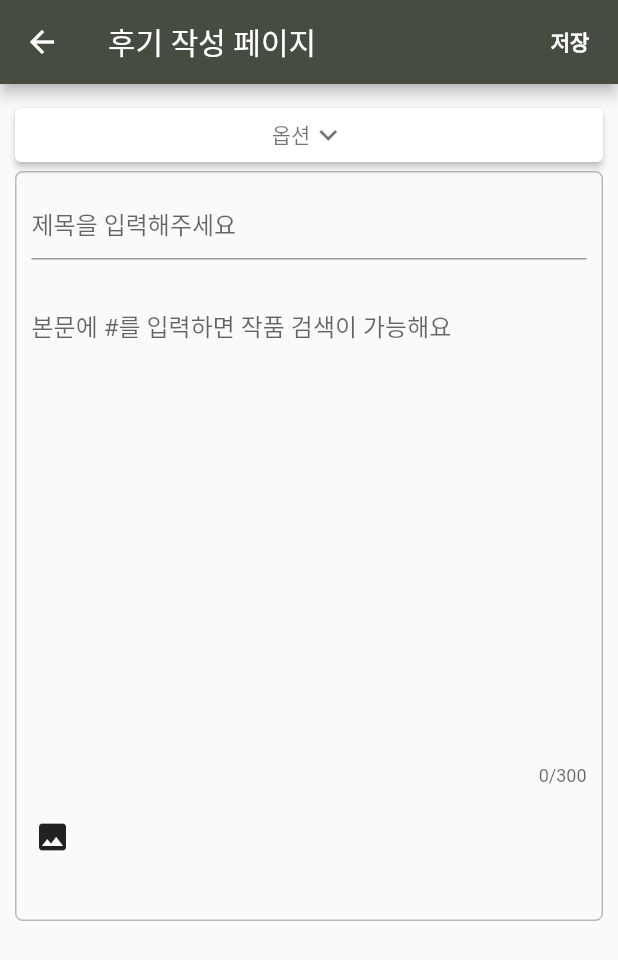
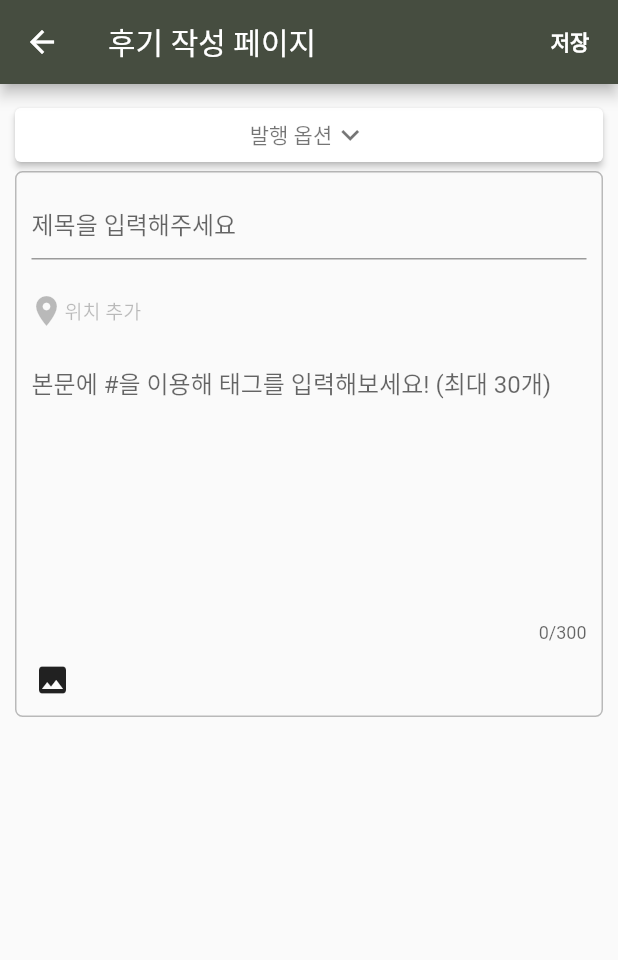
Before and after one commit to chg1179/Flutter_exhibition, a Flutter app: the screen it shows after launch, item 4 of the bottom bar chosen, after a tap on the "post add" icon, on a phone screen of 412 x 824 dp. Shown: the top 960 px of the screen. Run offline on Flutter 3.47's test engine with Material 2 defaults, Android fonts, the phone set to English and light mode, and no system bars; our stand-ins replace cloud_firestore, firebase_auth, firebase_core; accounts and stored records are empty.

Commit message:
review commit hj

```diff
--- a/lib/review/edit_add.dart
+++ b/lib/review/edit_add.dart
@@ -12,6 +12,8 @@ class ReViewEdit extends StatefulWidget {
 class _ReViewEditState extends State<ReViewEdit> {
   final _titleCtr = TextEditingController();
   final _contentCtr = TextEditingController();
+  bool _isPublic = false;
+
 
   // 후기 등록
   void _addReview() async{
@@ -46,62 +48,10 @@ class _ReViewEditState extends State<ReViewEdit> {
 
   }
 
-  // 리뷰 등록
-  _addReviewWidget(){
-    return Container(
-      height: 500,
-      decoration: BoxDecoration(
-        border: Border.all(
-          color: Colors.black26,
-          width: 1,
-        ),
-        borderRadius: BorderRadius.circular(5)
-      ),
-      child: Column(
-        children: [
-
-          // title
-          Padding(
-            padding: const EdgeInsets.all(10.0),
-            child: TextField(
-              controller: _titleCtr,
-              decoration: InputDecoration(
-                hintText: '제목을 입력해주세요',
-              ),
-            ),
-          ),
-
-          // content
-          Padding(
-            padding: const EdgeInsets.all(10.0),
-            child: TextField(
-              maxLines: 15,
-              maxLength: 300,
-              controller: _contentCtr,
-              decoration: InputDecoration(
-                hintText:
-                '본문에 #를 입력하면 작품 검색이 가능해요',
-                border: InputBorder.none
-              ),
-            ),
-          ),
-
-          // image
-          Container(
-            alignment: Alignment.bottomLeft,
-            child: IconButton(
-                onPressed: (){},
-                icon: Icon(Icons.image)
-            ),
-          )
-        ],
-      ),
-    );
-  }
-
   @override
   Widget build(BuildContext context) {
     return Scaffold(
+      resizeToAvoidBottomInset: true,
       appBar: AppBar(
         title: Text('후기 작성 페이지'),
         actions: [
@@ -116,13 +66,11 @@ class _ReViewEditState extends State<ReViewEdit> {
         child: Column(
           children:[
             ElevatedButton(
-              onPressed: (){
-
-              },
+              onPressed: _selectBar,
               child: Row(
                 mainAxisAlignment: MainAxisAlignment.center,
                 children: [
-                  Text('옵션', style: TextStyle(color: Colors.black54),),
+                  Text('발행 옵션', style: TextStyle(color: Colors.black54),),
                   Icon(Icons.expand_more, color: Colors.black54,)
                 ],
               ),
@@ -138,4 +86,113 @@ class _ReViewEditState extends State<ReViewEdit> {
       ),
     );
   }
+
+  // 리뷰 등록
+  _addReviewWidget(){
+    return Container(
+      decoration: BoxDecoration(
+          border: Border.all(
+            color: Colors.black26,
+            width: 1,
+          ),
+          borderRadius: BorderRadius.circular(5)
+      ),
+      child: Column(
+        crossAxisAlignment: CrossAxisAlignment.start,
+        children: [
+          // title
+          Padding(
+            padding: const EdgeInsets.all(10.0),
+            child: TextField(
+              controller: _titleCtr,
+              decoration: InputDecoration(
+                hintText: '제목을 입력해주세요',
+              ),
+            ),
+          ),
+          Container(
+            width: 100,
+            child: TextButton(
+                onPressed: (){},
+                child: Row(
+                  children: [
+                    Icon(Icons.location_on, color: Colors.black26),
+                    Text('위치 추가', style: TextStyle(color: Colors.black26, fontSize: 13),)
+                  ],
+                )
+            ),
+          ),
+          // content
+          Padding(
+            padding: const EdgeInsets.only(left: 10, right: 10),
+            child: TextField(
+              maxLines: 8,
+              maxLength: 300,
+              controller: _contentCtr,
+              decoration: InputDecoration(
+                  hintText:
+                  '본문에 #을 이용해 태그를 입력해보세요! (최대 30개)',
+                  border: InputBorder.none
+              ),
+            ),
+          ),
+
+          // image
+          Container(
+            alignment: Alignment.bottomLeft,
+            child: IconButton(
+              onPressed: (){},
+              icon: Icon(Icons.image),
+            ),
+          )
+        ],
+      ),
+    );
+  }
+
+  // 셀렉트바
+  _selectBar() {
+    showModalBottomSheet(
+      shape: RoundedRectangleBorder(
+          borderRadius: BorderRadius.circular(10)
+      ),
+      enableDrag : true,
+      context: context,
+      builder: (context) {
+        return Container(
+          height: 300,
+          child: Column(
+            mainAxisAlignment: MainAxisAlignment.start,
+            children: [
+              Padding(
+                padding: const EdgeInsets.all(20.0),
+                child: Text('발행 옵션', style: TextStyle(fontSize: 20, fontWeight: FontWeight.bold),),
+              ),
+              Row(
+                children: [
+                  Padding(
+                    padding: EdgeInsets.only(left: 20, right: 10),
+                    child: Text('공개 설정', style: TextStyle(fontSize: 18, fontWeight: FontWeight.bold)),
+                  ),
+
+                  Text('모든 사람이 이 글을 볼 수 있습니다.',
+                      style: TextStyle(fontSize: 13, color: Colors.black26,fontWeight: FontWeight.bold)
+                  ),
+                  SizedBox(width: 20),
+                  Switch(
+                    value: _isPublic,
+                    onChanged: (bool? value){
+                      setState(() {
+                        _isPublic = value!;
+                      });
+                    }
+                  ),
+                ],
+              ),
+            ],
+          ),
+        );
+      },
+    );
+  }
 }
--- a/lib/review/main.dart
+++ b/lib/review/main.dart
@@ -49,8 +49,6 @@ class _ReviewListState extends State<ReviewList> {
     'ex5.jpg'
   ];
 
-
-
   String? _selectedList = '최신순';
 
   @override
@@ -78,6 +76,7 @@ class _ReviewListState extends State<ReviewList> {
                 left: 10,
                 right: 10,
                 child: Container(
+                  height: 50,
                   child: TextField(
                     controller: _searchCtr,
                     decoration: InputDecoration(
@@ -91,7 +90,7 @@ class _ReviewListState extends State<ReviewList> {
 
               // 셀렉바
               Positioned(
-                  top: 75,
+                  top: 60,
                   left: 20,
                   child: ElevatedButton(
                     onPressed: _selectBar,
@@ -111,7 +110,7 @@ class _ReviewListState extends State<ReviewList> {
 
               // 후기 리스트
               Positioned(
-                  top: 100,
+                  top: 105,
                   left: 10,
                   right: 10,
                   bottom: 1,
@@ -178,7 +177,7 @@ class _ReviewListState extends State<ReviewList> {
                 padding: const EdgeInsets.all(10.0),
                 child: Column(
                   children: [
-                    Image.asset(_imgList[index], width: screenWidth, height: 250, fit: BoxFit.cover,),
+                    Image.asset('assets/${_imgList[index]}', width: screenWidth, height: 250, fit: BoxFit.cover,),
                     ListTile(
                       title: Text(data['title']),
                       subtitle: Column(
@@ -187,13 +186,15 @@ class _ReviewListState extends State<ReviewList> {
                           Text(data['content'], style: TextStyle(fontSize: 13),),
                           SizedBox(height: 10),
                           Row(
+                            mainAxisAlignment: MainAxisAlignment.spaceBetween,
                             children: [
                               CircleAvatar(
                                 radius: 10,
-                                backgroundImage: AssetImage(_imgList[index]),
+                                backgroundImage: AssetImage('assets/${_imgList[index]}'),
                               ),
                               SizedBox(width: 10,),
                               // Text(data['nickName']),
+                              Icon(Icons.favorite_border, color: Colors.red, size: 20,)
                             ],
                           )
                         ],
@@ -239,7 +240,7 @@ class _ReviewListState extends State<ReviewList> {
                   child: Text(_list[index],
                     style: TextStyle(
                         color: Colors.black,
-                        fontSize: 20
+                        fontSize: 15
                     ),
                   )
               );
```
Also changed, not shown: lib/review/detail.dart (+10 -2 lines).
